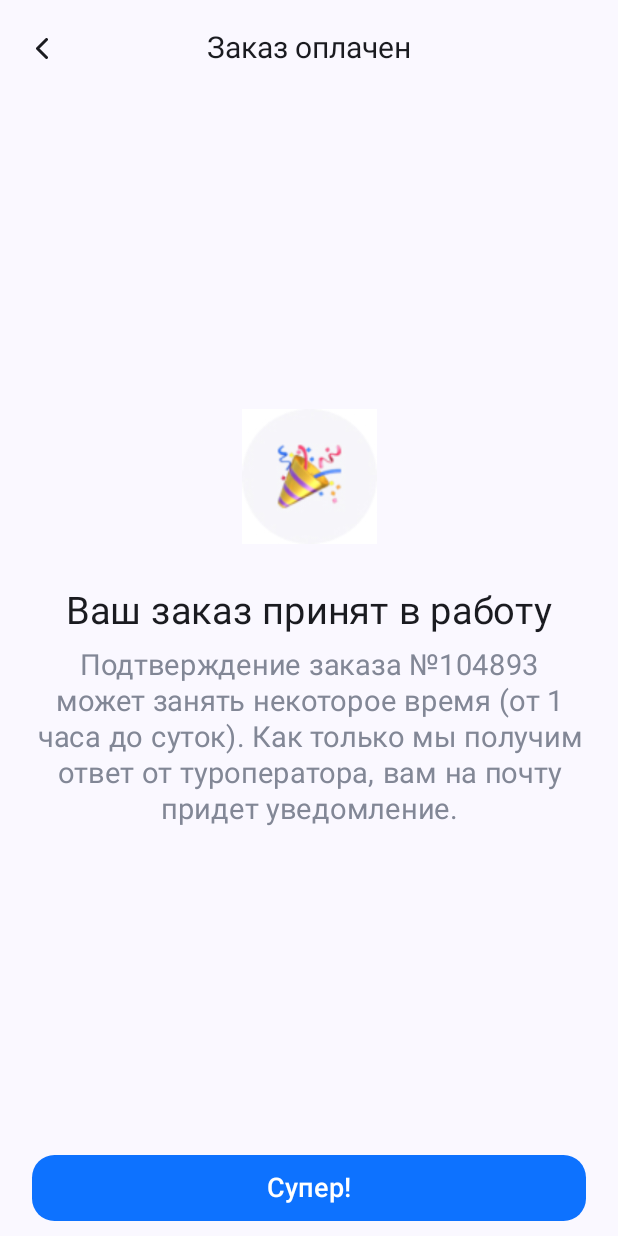
After one commit to EvgenieBespalov/HotelReservation_App, an Android app built with Jetpack Compose: the PaidForScreen screen opened through its navigation route, on a phone screen of 412 x 824 dp. The commit adds this screen. Run offline under Robolectric (Android 15) with nearby library versions, the phone set to English and light mode, and no system bars.

Commit message:
Реализовал навигацию

```diff
--- a/app/src/main/java/com/example/hotelreservation_app/MainActivity.kt
+++ b/app/src/main/java/com/example/hotelreservation_app/MainActivity.kt
@@ -10,6 +10,7 @@ import androidx.compose.material3.Text
 import androidx.compose.runtime.Composable
 import androidx.compose.ui.Modifier
 import androidx.compose.ui.tooling.preview.Preview
+import com.example.hotelreservation_app.screen.navigation.NavHostContainer
 import com.example.hotelreservation_app.screen.theme.HotelReservation_AppTheme
 
 class MainActivity : ComponentActivity() {
@@ -22,7 +23,7 @@ class MainActivity : ComponentActivity() {
                     modifier = Modifier.fillMaxSize(),
                     color = MaterialTheme.colorScheme.background
                 ) {
-                    Greeting("Android")
+                    NavHostContainer()
                 }
             }
         }
--- /dev/null
+++ b/app/src/main/java/com/example/hotelreservation_app/screen/PaidForScreen.kt
@@ -0,0 +1,131 @@
+package com.example.hotelreservation_app.screen
+
+import androidx.compose.foundation.Image
+import androidx.compose.foundation.background
+import androidx.compose.foundation.layout.*
+import androidx.compose.foundation.shape.RoundedCornerShape
+import androidx.compose.material3.*
+import androidx.compose.runtime.Composable
+import androidx.compose.ui.Alignment
+import androidx.compose.ui.Modifier
+import androidx.compose.ui.graphics.Color
+import androidx.compose.ui.layout.ContentScale
+import androidx.compose.ui.res.painterResource
+import androidx.compose.ui.text.style.TextAlign
+import androidx.compose.ui.tooling.preview.Preview
+import androidx.compose.ui.unit.dp
+import androidx.compose.ui.unit.sp
+import androidx.navigation.NavHostController
+import androidx.navigation.compose.rememberNavController
+import coil.compose.AsyncImage
+import com.example.hotelreservation_app.R
+import com.example.hotelreservation_app.screen.navigation.Routes
+
+@OptIn(ExperimentalMaterial3Api::class)
+@Composable
+fun PaidForScreen(navController: NavHostController){
+    Scaffold(
+        topBar = {
+            CenterAlignedTopAppBar(
+                navigationIcon = {
+                    IconButton(
+                        onClick = {
+                            navController.navigate(Routes.BookingScreenRoute.route)
+                        }
+                    ) {
+                        Icon(
+                            painterResource(id = R.drawable.chevron_left),
+                            contentDescription = ""
+                        )
+                    }
+                },
+                title = {
+                    Text(
+                        modifier = Modifier.padding(start = 0.dp),
+                        text = "Заказ оплачен",
+                        fontSize = 20.sp,
+                    )
+                }
+            )
+        },
+        content = { padding ->
+            PaidForInfo(
+                navController = navController,
+                padding = padding
+            )
+        }
+    )
+}
+
+@Composable
+fun PaidForInfo(
+    navController: NavHostController,
+    padding: PaddingValues
+){
+    Column(
+        modifier = Modifier
+            .fillMaxSize()
+            .padding(padding)
+    ) {
+        Column(
+            modifier = Modifier
+                .padding(start = 21.dp, end = 21.dp),
+            horizontalAlignment = Alignment.CenterHorizontally
+        ) {
+
+            Column(
+                verticalArrangement = Arrangement.Center,
+                horizontalAlignment = Alignment.CenterHorizontally,
+                modifier = Modifier.weight(1f)
+            ) {
+                Image(
+                    painterResource(id = R.drawable.hug),
+                    modifier = Modifier
+                        .padding(top = 0.dp, bottom = 30.dp)
+                        .size(90.dp),
+                    contentScale = ContentScale.Crop,
+                    contentDescription = "Icon planet"
+                )
+                Text(
+                    modifier = Modifier.padding(top = 0.dp, bottom = 10.dp),
+                    text = "Ваш заказ принят в работу",
+                    fontSize = 25.sp,
+                )
+                Text(
+                    modifier = Modifier,
+                    text = "Подтверждение заказа №104893 может занять некоторое время (от 1 часа до суток). Как только мы получим ответ от туроператора, вам на почту придет уведомление.",
+                    fontSize = 19.sp,
+                    color = Color(0xFF828796),
+                    textAlign = TextAlign.Center
+                )
+            }
+
+            Button(
+                modifier = Modifier
+                    .height(64.dp)
+                    .fillMaxWidth()
+                    .padding(top = 10.dp, bottom = 10.dp),
+                onClick = {
+                    navController.navigate(Routes.HotelScreenRoute.route)
+                },
+                colors = ButtonDefaults.buttonColors(
+                    containerColor = Color(0xFF0D72FF),
+                    contentColor = Color.White,
+                ),
+                shape = RoundedCornerShape(15.dp),
+            ){
+                Text(
+                    text = "Супер!",
+                    fontSize = 18.sp
+                )
+            }
+        }
+    }
+}
+
+@Preview
+@Composable
+fun PaidForScreenPreview(){
+    val navController = rememberNavController()
+    PaidForScreen(navController)
+}
--- /dev/null
+++ b/app/src/main/java/com/example/hotelreservation_app/screen/navigation/NavHostContainer.kt
@@ -0,0 +1,51 @@
+package com.example.hotelreservation_app.screen.navigation
+
+import androidx.compose.foundation.layout.PaddingValues
+import androidx.compose.foundation.layout.padding
+import androidx.compose.runtime.Composable
+import androidx.compose.ui.Modifier
+import androidx.navigation.NavHostController
+import androidx.navigation.compose.NavHost
+import androidx.navigation.compose.composable
+import androidx.navigation.compose.rememberNavController
+import com.example.hotelreservation_app.screen.BookingScreen
+import com.example.hotelreservation_app.screen.HotelScreen
+import com.example.hotelreservation_app.screen.PaidForScreen
+import com.example.hotelreservation_app.screen.RoomScreen
+
+@Composable
+fun NavHostContainer(
+  //  navController: NavHostController,
+   // padding: PaddingValues
+) {
+    val navController = rememberNavController()
+
+    NavHost(
+        navController = navController,
+        startDestination = Routes.HotelScreenRoute.route,
+        modifier = Modifier//.padding(paddingValues = padding)
+        ,
+        builder = {
+
+            composable(Routes.HotelScreenRoute.route) {
+                HotelScreen(navController = navController)
+            }
+
+            composable(Routes.RoomScreenRoute.route) {
+                RoomScreen(navController = navController)
+            }
+
+            composable(Routes.PaidForScreenRoute.route) {
+                PaidForScreen(navController = navController)
+            }
+
+            composable(Routes.BookingScreenRoute.route) {
+                BookingScreen(navController = navController)
+            }
+
+        /*    composable(Routes.InfoStarshipScreenRoute.route + "/{starshipId}") {
+                InfoStarshipScreen(starshipId = it.arguments?.getString("starshipId"))
+            }*/
+        }
+    )
+}
```
Also changed, not shown: app/src/main/java/com/example/hotelreservation_app/screen/BookingScreen.kt (+19 -7 lines), app/src/main/java/com/example/hotelreservation_app/screen/HotelScreen.kt (+12 -12 lines), app/src/main/java/com/example/hotelreservation_app/screen/RoomScreen.kt (+25 -9 lines), app/src/main/java/com/example/hotelreservation_app/screen/navigation/Routes.kt (added, +8 -0 lines), app/src/main/res/drawable/hug.jpg (added).
